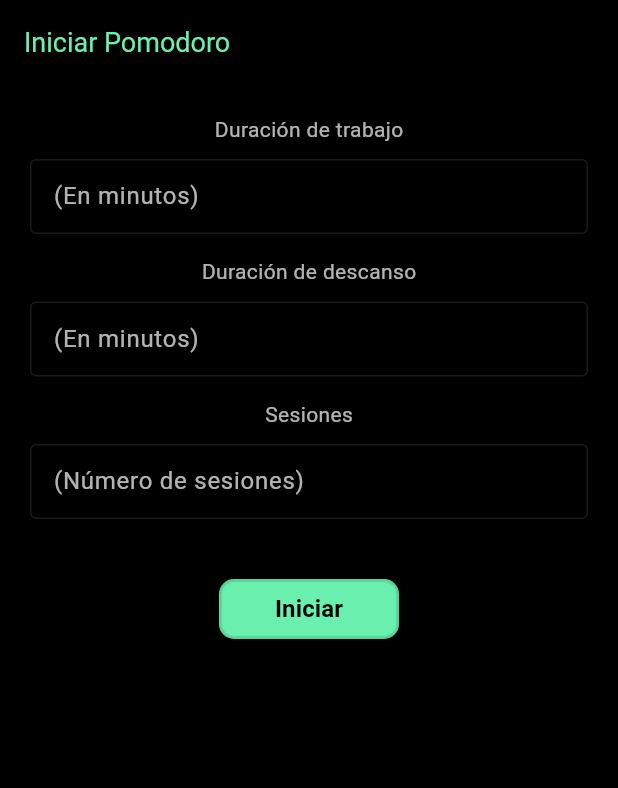
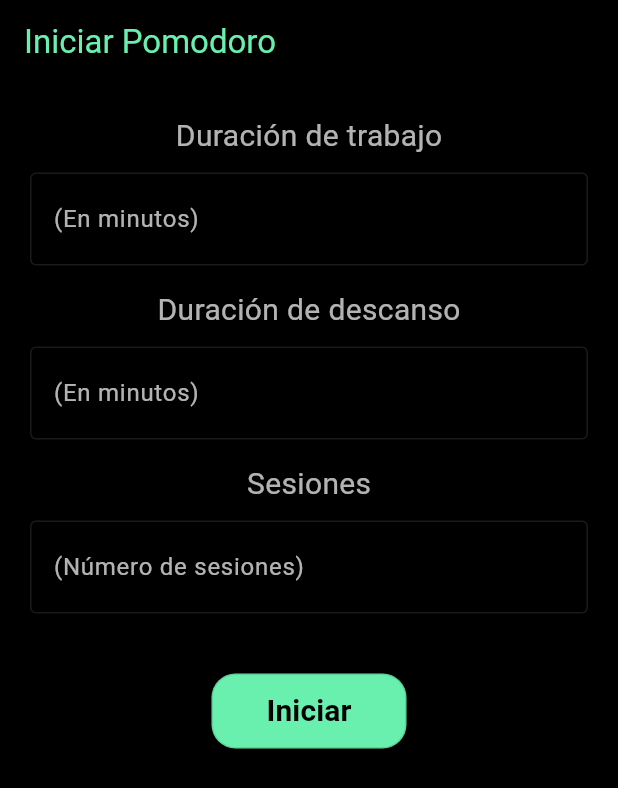
Before and after one commit to GrullonDev/pomodoro, a Flutter app: the Habit screen opened directly, on a phone screen of 412 x 824 dp. Shown: the top 788 px of the screen. Run offline on Flutter 3.47's test engine with Material 3 defaults, Android fonts, the phone set to English and light mode, and no system bars; our stand-ins replace curved_navigation_bar, flutter_local_notifications, shared_preferences; missing offline and left inert: animated_snack_bar; accounts and stored records are empty; Roboto replaces fonts that are missing (Arial).

Commit message:
feat: Mejora la responsividad de la interfaz de usuario en el componente Habit y reemplaza TextButton por ElevatedButton

```diff
--- a/lib/features/habit/habit.dart
+++ b/lib/features/habit/habit.dart
@@ -17,12 +17,12 @@ class Habit extends StatelessWidget {
     // Definir tamaños y paddings responsivos
     final double horizontalMargin = isMobile ? 10 : 30;
     final double containerPadding = isMobile ? 10 : 20;
-    final double titleFontSize = isMobile ? 18 : 24;
-    final double labelFontSize = isMobile ? 14 : 18;
-    final double inputFontSize = isMobile ? 12 : 13;
-    final double buttonFontSize = isMobile ? 16 : 20;
-    final double buttonHeight = isMobile ? 40 : 50;
-    final double buttonWidth = isMobile ? 120 : 150;
+    final double titleFontSize = isMobile ? 22 : 28;
+    final double labelFontSize = isMobile ? 20 : 18;
+    final double inputFontSize = isMobile ? 20 : 13;
+    final double buttonFontSize = isMobile ? 20 : 20;
+    final double buttonHeight = isMobile ? 50 : 50;
+    final double buttonWidth = isMobile ? 130 : 150;
     final double fieldSpacing = isMobile ? 15 : 25;
     final double sectionSpacing = isMobile ? 10 : 20;
     final double bottomSpacing = isMobile ? 40 : 80;
@@ -162,7 +162,7 @@ class Habit extends StatelessWidget {
                   ),
                 ),
                 SizedBox(height: bottomSpacing),
-                TextButton(
+                ElevatedButton(
                   onPressed: () => Navigator.push(
                     context,
                     PageRouteBuilder(
@@ -178,17 +178,6 @@ class Habit extends StatelessWidget {
                       },
                     ),
                   ),
-                  style: TextButton.styleFrom(
-                      backgroundColor: Colors.greenAccent,
-                      padding: EdgeInsets.zero,
-                      minimumSize: Size(buttonWidth, buttonHeight),
-                      tapTargetSize: MaterialTapTargetSize.shrinkWrap,
-                      alignment: Alignment.center,
-                      shape: RoundedRectangleBorder(
-                        borderRadius: BorderRadius.circular(10.0),
-                        side:
-                            const BorderSide(color: Colors.black12, width: 2.0),
-                      )),
                   child: Text(
                     "Iniciar",
                     style: TextStyle(
@@ -198,7 +187,25 @@ class Habit extends StatelessWidget {
                       fontFamily: 'Arial',
                     ),
                   ),
+                  style: ElevatedButton.styleFrom(
+                    backgroundColor: Colors.greenAccent,
+                    padding: EdgeInsets.zero,
+                    minimumSize: Size(buttonWidth, buttonHeight),
+                    fixedSize: Size(buttonWidth, buttonHeight),
+                    tapTargetSize: MaterialTapTargetSize.shrinkWrap,
+                    alignment: Alignment.center,
+                    shape: RoundedRectangleBorder(
+                      borderRadius: BorderRadius.circular(16),
+                      side: const BorderSide(color: Colors.black12),
+                    ),
+                  ),
                 ),
+                /* TextButton(
+                  onPressed:
+                  style: TextButton.styleFrom(
+
+                  child:
+                ), */
               ],
             ),
           ),
```
